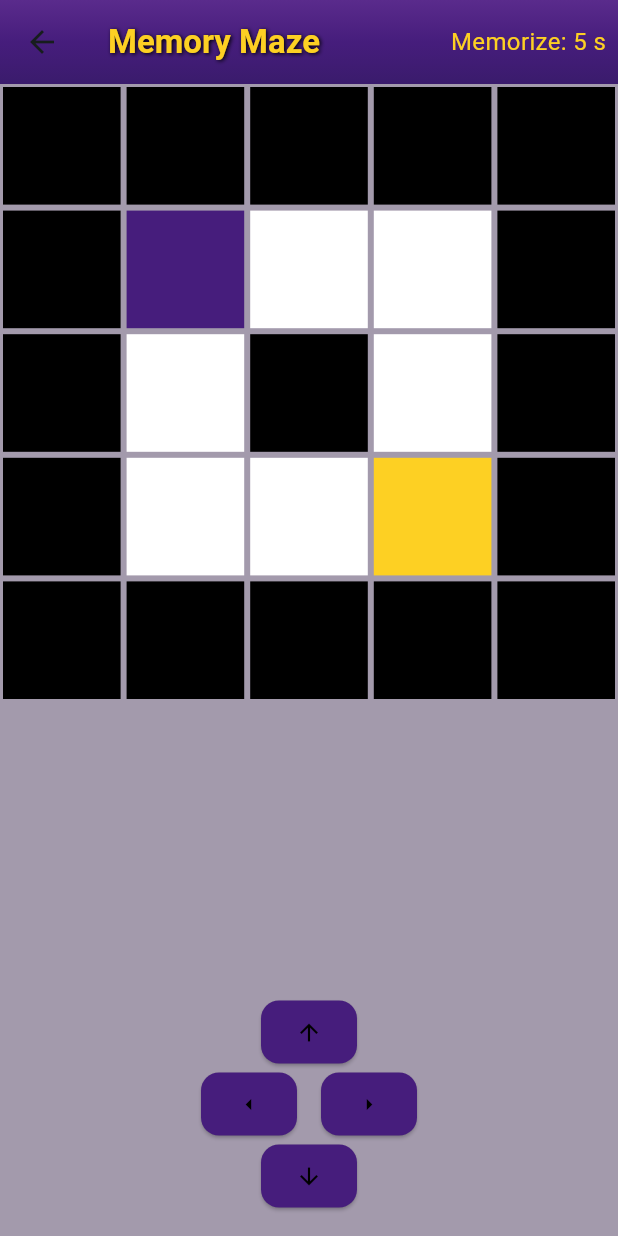
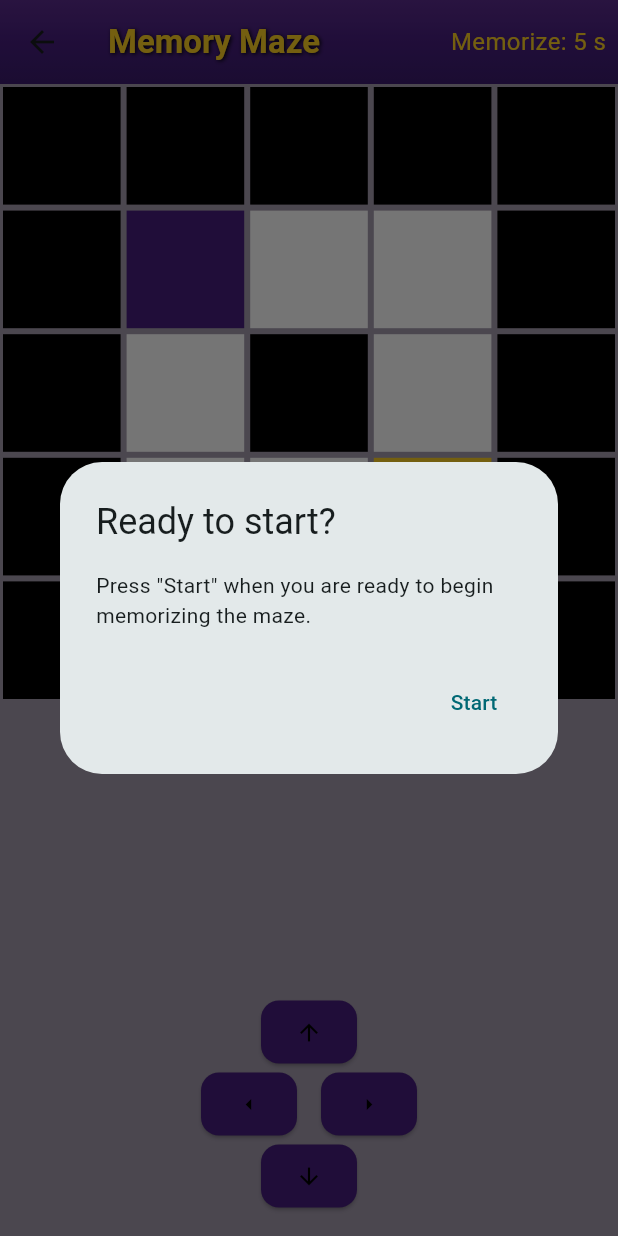
Before and after one commit to mpinel6/CSC4330ScavengerHunt_Rework, a Flutter app: the MazeGame screen opened directly, on a phone screen of 412 x 824 dp. Run offline on Flutter 3.47's test engine with Material 3 defaults, Android fonts, the phone set to English and light mode, and no system bars; our stand-ins replace audioplayers, shared_preferences; accounts and stored records are empty; Roboto replaces fonts that are missing (ProximaNova).

Commit message:
Fixed bug that caused memorize timer not to start

```diff
--- a/lib/game_screen.dart
+++ b/lib/game_screen.dart
@@ -100,6 +100,7 @@ class GamesScreen extends StatelessWidget {
   }
 }
 
+/// The MazeGame widget – plays the memory game and returns true when completed successfully.
 class MazeGame extends StatefulWidget {
   const MazeGame({Key? key}) : super(key: key);
 
@@ -503,6 +504,7 @@ class _MazeGameState extends State<MazeGame> {
   bool _hasReachedExit = false;
   int _timeElapsed = 0;
   int _memorizeCountdown = 5;
+  // _showMaze controls the color of path cells: white during memorization, black afterward.
   bool _showMaze = true;
   bool _isMemorizing = true;
   Timer? _timer;
@@ -510,12 +512,38 @@ class _MazeGameState extends State<MazeGame> {
   @override
   void initState() {
     super.initState();
-
     final difficultyIndex = _gamesCompleted.clamp(0, _allMazes.length - 1);
     _maze = _allMazes[difficultyIndex].map((row) => List<int>.from(row)).toList();
-
     _exitRow = _maze.length - 2;
     _exitCol = _maze[0].length - 2;
+
+    // Show a "Ready to start?" popup before beginning the memorize timer.
+    WidgetsBinding.instance.addPostFrameCallback((_) {
+      _showReadyPopup();
+    });
+  }
+
+  void _showReadyPopup() {
+    showDialog(
+      context: context,
+      barrierDismissible: false,
+      builder: (context) {
+        return AlertDialog(
+          title: const Text('Ready to start?'),
+          content: const Text(
+              'Press "Start" when you are ready to begin memorizing the maze.'),
+          actions: [
+            TextButton(
+              onPressed: () {
+                Navigator.pop(context);
+                startMemorizationTimer();
+              },
+              child: const Text('Start'),
+            ),
+          ],
+        );
+      },
+    );
   }
 
   void startMemorizationTimer() {
@@ -541,10 +569,8 @@ class _MazeGameState extends State<MazeGame> {
 
   void _movePlayer(int deltaRow, int deltaCol) {
     if (_isMemorizing) return;
-
     final newRow = _playerRow + deltaRow;
     final newCol = _playerCol + deltaCol;
-
     if (newRow < 0 ||
         newRow >= _maze.length ||
         newCol < 0 ||
@@ -553,12 +579,10 @@ class _MazeGameState extends State<MazeGame> {
       _showFailDialog();
       return;
     }
-
     setState(() {
       _playerRow = newRow;
       _playerCol = newCol;
     });
-
     if (_playerRow == _exitRow && _playerCol == _exitCol) {
       setState(() {
         _hasReachedExit = true;
@@ -625,6 +649,8 @@ class _MazeGameState extends State<MazeGame> {
       _isMemorizing = true;
       _timeElapsed = 0;
     });
+    // Optionally, you can show the Ready popup again here if desired.
+    _showReadyPopup();
   }
 
   void _showClueDialog() {
@@ -762,7 +788,7 @@ class _MazeGameState extends State<MazeGame> {
                 style: _controlButtonStyle(),
                 child: const Icon(
                   Icons.arrow_upward,
-                  color: Colors.black,
+                  color: Colors.black, // LSU Black color
                 ),
               ),
             ],
@@ -775,7 +801,7 @@ class _MazeGameState extends State<MazeGame> {
                 style: _controlButtonStyle(),
                 child: const Icon(
                   Icons.arrow_left,
-                  color: Colors.black,
+                  color: Colors.black, // LSU Black color
                 ),
               ),
               const SizedBox(width: 16),
@@ -784,7 +810,7 @@ class _MazeGameState extends State<MazeGame> {
                 style: _controlButtonStyle(),
                 child: const Icon(
                   Icons.arrow_right,
-                  color: Colors.black,
+                  color: Colors.black, // LSU Black color
                 ),
               ),
             ],
@@ -797,7 +823,7 @@ class _MazeGameState extends State<MazeGame> {
                 style: _controlButtonStyle(),
                 child: const Icon(
                   Icons.arrow_downward,
-                  color: Colors.black,
+                  color: Colors.black, // LSU Black color
                 ),
               ),
             ],
@@ -831,7 +857,6 @@ class MazeTutorialDialog extends StatefulWidget {
 class _MazeTutorialDialogState extends State<MazeTutorialDialog> {
   final PageController _pageController = PageController();
   int _currentPage = 0;
-
   final List<TutorialPage> _pages = [
     TutorialPage(
       title: 'Welcome to the Maze Memory Game!',
```
